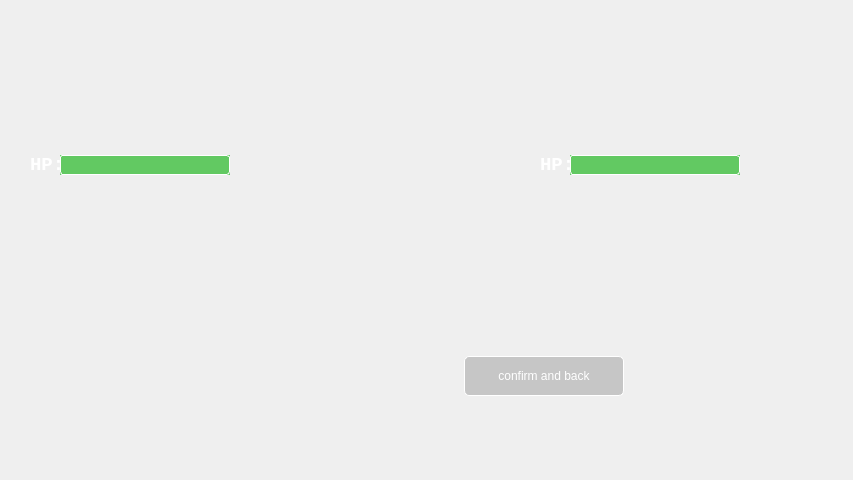
Above: PokemonClient/battle.ui from XiaoyuWang-BUPT/Pokemon before the change. Below: the same form after it.
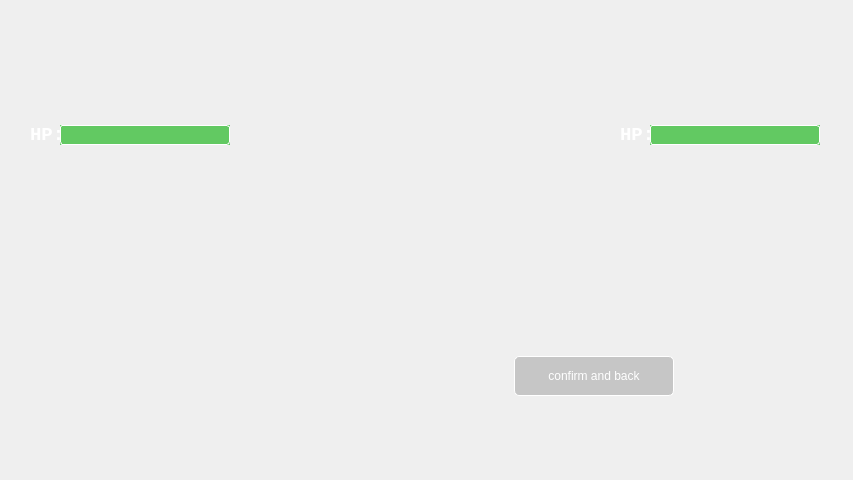
That is the form after the change. Icons and pictures are not drawn.

```diff
--- a/PokemonClient/battle.ui
+++ b/PokemonClient/battle.ui
@@ -36,7 +36,7 @@
     <property name="geometry">
      <rect>
       <x>30</x>
-      <y>130</y>
+      <y>100</y>
       <width>200</width>
       <height>50</height>
      </rect>
@@ -133,7 +133,7 @@
    <widget class="QWidget" name="enemyPoke" native="true">
     <property name="geometry">
      <rect>
-      <x>540</x>
+      <x>630</x>
       <y>220</y>
       <width>200</width>
       <height>200</height>
@@ -172,7 +172,7 @@
    <widget class="QWidget" name="myPoke" native="true">
     <property name="geometry">
      <rect>
-      <x>30</x>
+      <x>40</x>
       <y>220</y>
       <width>200</width>
       <height>200</height>
@@ -213,8 +213,8 @@
    <widget class="QWidget" name="enemyPokeHead" native="true">
     <property name="geometry">
      <rect>
-      <x>540</x>
-      <y>130</y>
+      <x>620</x>
+      <y>100</y>
       <width>200</width>
       <height>50</height>
      </rect>
@@ -311,7 +311,7 @@
    <widget class="QWidget" name="endWidget" native="true">
     <property name="geometry">
      <rect>
-      <x>150</x>
+      <x>200</x>
       <y>146</y>
       <width>480</width>
       <height>250</height>
```
Left out of the diff: 4 changed lines with no effect on the pictures.
